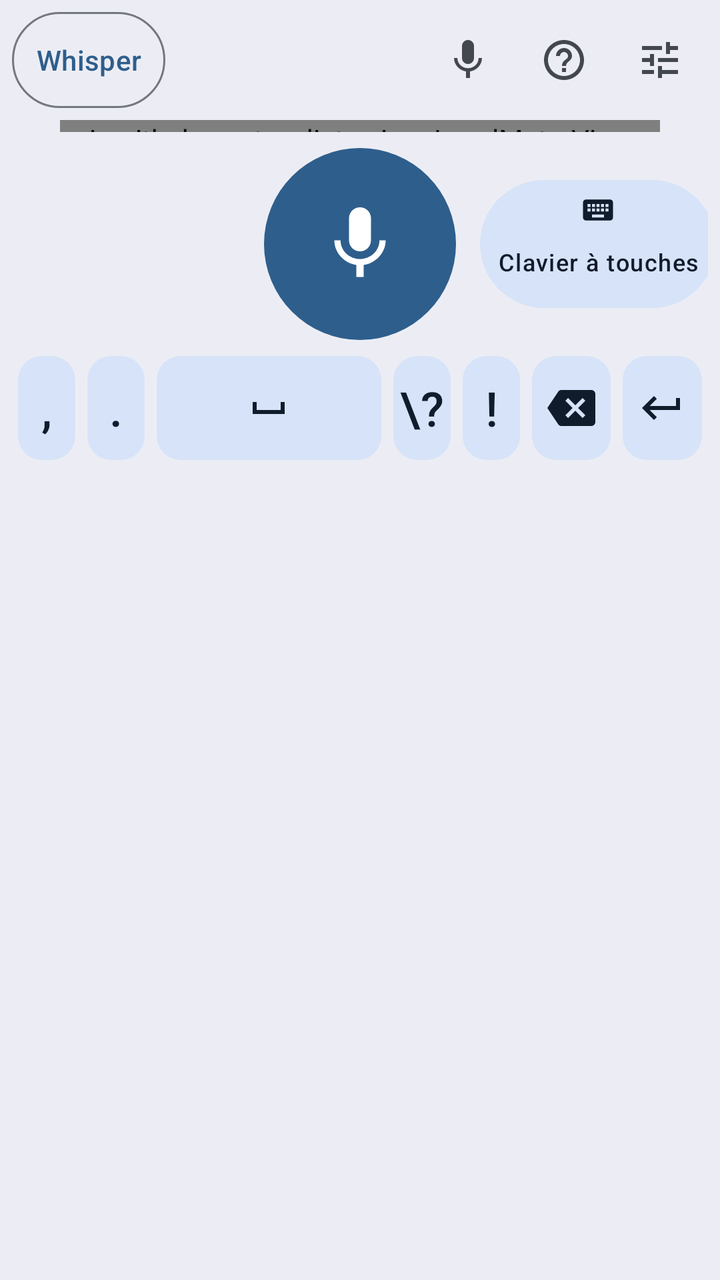
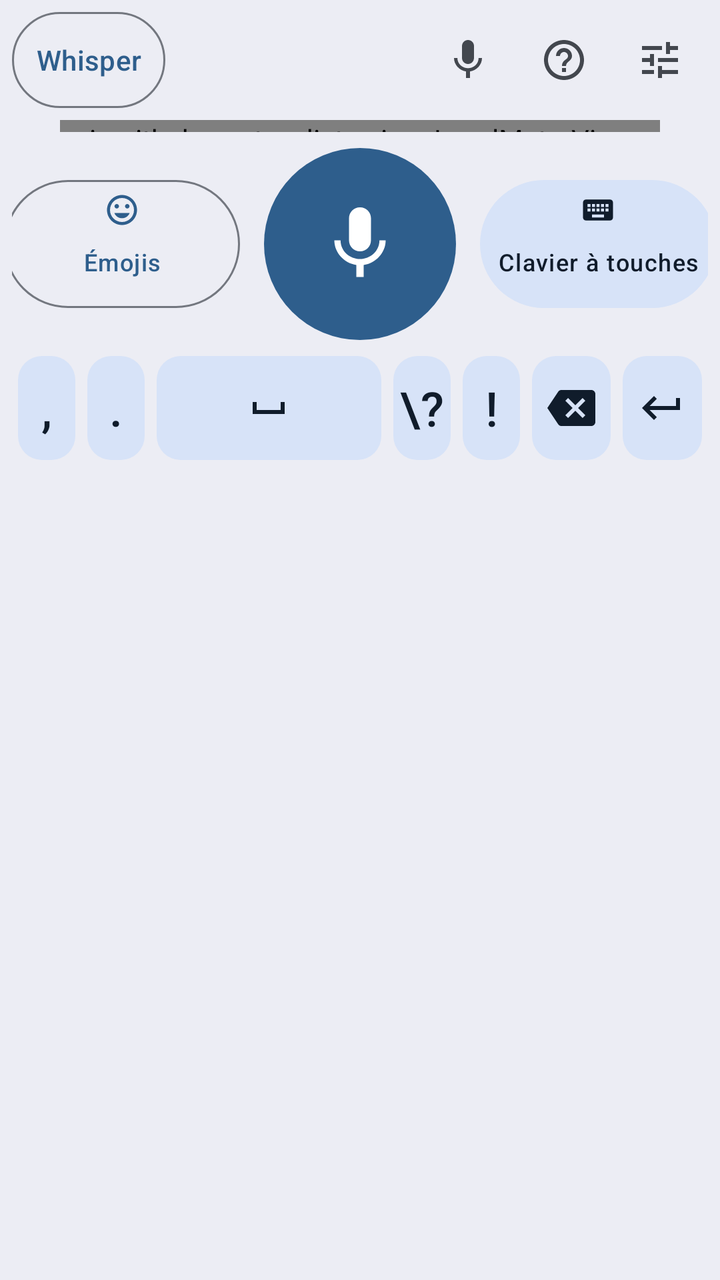

Before-and-after screenshots of an Android layout around one commit, followed by the original layout XML and the change that was made.
<!-- AndroidManifest.xml: application theme Theme.Dictee -->
<!-- res/layout/keyboard_view.xml -->
<?xml version="1.0" encoding="utf-8"?>
<LinearLayout xmlns:android="http://schemas.android.com/apk/res/android"
    xmlns:app="http://schemas.android.com/apk/res-auto"
    android:id="@+id/keyboard_root"
    android:layout_width="match_parent"
    android:layout_height="wrap_content"
    android:background="?attr/colorSurfaceContainer"
    android:orientation="vertical"
    android:paddingStart="6dp"
    android:paddingTop="6dp"
    android:paddingEnd="6dp"
    android:paddingBottom="8dp">

    <LinearLayout
        android:id="@+id/header"
        android:layout_width="match_parent"
        android:layout_height="wrap_content"
        android:gravity="center_vertical"
        android:orientation="horizontal">

        <com.google.android.material.button.MaterialButton
            android:id="@+id/model"
            style="@style/Widget.Material3.Button.OutlinedButton"
            android:layout_width="wrap_content"
            android:layout_height="48dp"
            android:insetTop="0dp"
            android:insetBottom="0dp"
            android:minWidth="0dp"
            android:paddingStart="12dp"
            android:paddingEnd="12dp"
            android:contentDescription="@string/cd_model"
            android:text="Whisper" />

        <TextView
            android:id="@+id/status"
            android:layout_width="0dp"
            android:layout_height="wrap_content"
            android:layout_marginStart="8dp"
            android:layout_marginEnd="8dp"
            android:layout_weight="1"
            android:accessibilityLiveRegion="polite"
            android:ellipsize="end"
            android:gravity="center"
            android:maxLines="2"
            android:drawablePadding="6dp"
            android:textAppearance="@style/TextAppearance.Dictee.Value"
            android:textColor="?attr/colorOnSurfaceVariant" />

        <com.google.android.material.button.MaterialButton
            android:id="@+id/cancel_wait"
            style="@style/Widget.Material3.Button.TonalButton"
            android:layout_width="wrap_content"
            android:layout_height="48dp"
            android:layout_marginEnd="4dp"
            android:insetTop="0dp"
            android:insetBottom="0dp"
            android:minWidth="0dp"
            android:paddingStart="12dp"
            android:paddingEnd="12dp"
            android:text="@string/cancel"
            android:contentDescription="@string/cd_cancel_wait"
            android:visibility="gone" />

        <ImageButton
            android:id="@+id/toggle_view"
            android:layout_width="48dp"
            android:layout_height="48dp"
            android:background="?attr/selectableItemBackgroundBorderless"
            android:contentDescription="@string/cd_to_dictation"
            android:src="@drawable/ic_mic" />

        <ImageButton
            android:id="@+id/help"
            android:layout_width="48dp"
            android:layout_height="48dp"
            android:background="?attr/selectableItemBackgroundBorderless"
            android:contentDescription="@string/cd_help"
            android:src="@drawable/ic_help" />

        <ImageButton
            android:id="@+id/settings"
            android:layout_width="48dp"
            android:layout_height="48dp"
            android:background="?attr/selectableItemBackgroundBorderless"
            android:contentDescription="@string/cd_settings"
            android:src="@drawable/ic_tune" />
    </LinearLayout>

    <LinearLayout
        android:id="@+id/dictation_group"
        android:layout_width="match_parent"
        android:layout_height="wrap_content"
        android:orientation="vertical">

        <io.github.remtav.dictee.ime.LevelMeterView
            android:id="@+id/level"
            android:layout_width="match_parent"
            android:layout_height="6dp"
            android:layout_marginStart="24dp"
            android:layout_marginTop="6dp"
            android:layout_marginEnd="24dp" />

        
        <LinearLayout
            android:layout_width="match_parent"
            android:layout_height="wrap_content"
            android:layout_marginTop="8dp"
            android:layout_marginBottom="8dp"
            android:gravity="center_vertical"
            android:orientation="horizontal">

            <View
                android:layout_width="0dp"
                android:layout_height="1dp"
                android:layout_weight="1" />

            <com.google.android.material.button.MaterialButton
                android:id="@+id/mic"
                style="@style/Widget.Dictee.Button.Mic"
                android:layout_width="96dp"
                android:layout_height="96dp"
                android:contentDescription="@string/cd_start"
                app:icon="@drawable/ic_mic" />

            <FrameLayout
                android:layout_width="0dp"
                android:layout_height="wrap_content"
                android:layout_weight="1">

                <com.google.android.material.button.MaterialButton
                    android:id="@+id/open_keys"
                    style="@style/Widget.Material3.Button.TonalButton"
                    android:layout_width="match_parent"
                    android:layout_height="64dp"
                    android:layout_gravity="center"
                    android:layout_marginStart="8dp"
                    android:insetTop="0dp"
                    android:insetBottom="0dp"
                    android:minWidth="0dp"
                    android:paddingStart="4dp"
                    android:paddingEnd="4dp"
                    android:contentDescription="@string/cd_to_keyboard"
                    android:maxLines="2"
                    android:text="@string/keys_open"
                    android:textAppearance="@style/TextAppearance.Dictee.Label"
                    app:icon="@drawable/ic_keyboard"
                    app:iconGravity="top"
                    app:iconPadding="0dp" />
            </FrameLayout>
        </LinearLayout>

        <LinearLayout
            android:layout_width="match_parent"
            android:layout_height="wrap_content"
            android:orientation="horizontal">

            <com.google.android.material.button.MaterialButton
                android:id="@+id/key_comma"
                style="@style/KeyButton"
                android:text="," />

            <com.google.android.material.button.MaterialButton
                android:id="@+id/key_period"
                style="@style/KeyButton"
                android:text="." />

            <com.google.android.material.button.MaterialButton
                android:id="@+id/key_space"
                style="@style/KeyButton"
                android:layout_weight="3.4"
                android:contentDescription="@string/cd_space"
                app:icon="@drawable/ic_space" />

            <com.google.android.material.button.MaterialButton
                android:id="@+id/key_question"
                style="@style/KeyButton"
                android:text="\?" />

            <com.google.android.material.button.MaterialButton
                android:id="@+id/key_exclaim"
                style="@style/KeyButton"
                android:text="!" />

            <com.google.android.material.button.MaterialButton
                android:id="@+id/key_backspace"
                style="@style/KeyButton"
                android:layout_weight="1.3"
                android:contentDescription="@string/cd_backspace"
                app:icon="@drawable/ic_backspace" />

            <com.google.android.material.button.MaterialButton
                android:id="@+id/key_enter"
                style="@style/KeyButton"
                android:layout_weight="1.3"
                android:contentDescription="@string/cd_enter"
                app:icon="@drawable/ic_enter" />
        </LinearLayout>
    </LinearLayout>

    <LinearLayout
        android:id="@+id/text_group"
        android:layout_width="match_parent"
        android:layout_height="wrap_content"
        android:orientation="vertical"
        android:visibility="gone">

        
        <io.github.remtav.dictee.ime.SuggestionStripView
            android:id="@+id/suggestions"
            android:layout_width="match_parent"
            android:layout_height="48dp" />

        <io.github.remtav.dictee.ime.LetterKeyboardView
            android:id="@+id/letters"
            android:layout_width="match_parent"
            android:layout_height="wrap_content"
            android:layout_marginTop="4dp" />

        <LinearLayout
            android:layout_width="match_parent"
            android:layout_height="wrap_content"
            android:orientation="horizontal">

            <com.google.android.material.button.MaterialButton
                android:id="@+id/kb_symbols"
                style="@style/KeyButton"
                android:contentDescription="@string/cd_symbols"
                android:maxLines="1"
                android:text="123"
                android:textSize="18sp" />

            <com.google.android.material.button.MaterialButton
                android:id="@+id/kb_comma"
                style="@style/KeyButton"
                android:contentDescription="@string/cd_comma"
                android:text="," />

            <com.google.android.material.button.MaterialButton
                android:id="@+id/mic_small"
                style="@style/KeyButton"
                android:layout_weight="1.4"
                android:contentDescription="@string/cd_start"
                app:icon="@drawable/ic_mic" />

            <com.google.android.material.button.MaterialButton
                android:id="@+id/kb_space"
                style="@style/KeyButton"
                android:layout_weight="3"
                android:contentDescription="@string/cd_space"
                app:icon="@drawable/ic_space" />

            <com.google.android.material.button.MaterialButton
                android:id="@+id/kb_period"
                style="@style/KeyButton"
                android:contentDescription="@string/cd_period"
                android:text="." />

            <com.google.android.material.button.MaterialButton
                android:id="@+id/kb_enter"
                style="@style/KeyButton"
                android:layout_weight="1.3"
                android:contentDescription="@string/cd_enter"
                app:icon="@drawable/ic_enter" />
        </LinearLayout>
    </LinearLayout>

    
    <io.github.remtav.dictee.ime.NumberPadView
        android:id="@+id/pad"
        android:layout_width="match_parent"
        android:layout_height="wrap_content"
        android:visibility="gone" />
</LinearLayout>
<!-- resources referenced by this layout -->
<resources>
  <string name="cancel">Annuler</string>
  <string name="cd_backspace">Effacer</string>
  <string name="cd_cancel_wait">Annuler l\'attente du serveur et transcrire sur le téléphone</string>
  <string name="cd_comma">Virgule</string>
  <string name="cd_enter">Entrée</string>
  <string name="cd_help">Comment dicter</string>
  <string name="cd_model">Changer de modèle</string>
  <string name="cd_period">Point</string>
  <string name="cd_settings">Réglages</string>
  <string name="cd_space">Espace</string>
  <string name="cd_start">Commencer la dictée</string>
  <string name="cd_symbols">Chiffres et symboles</string>
  <string name="cd_to_dictation">Revenir à la dictée</string>
  <string name="cd_to_keyboard">Clavier à touches</string>
  <string name="keys_open">Clavier à touches</string>
  <style name="TextAppearance.Dictee.Label" parent="TextAppearance.Material3.LabelMedium" />
  <style name="TextAppearance.Dictee.Value" parent="TextAppearance.Material3.BodyMedium" />
  <style name="TextAppearance.Dictee.Key" parent="TextAppearance.Material3.LabelLarge">
          <item name="android:textSize">24sp</item>
      </style>
  <color name="md_primary">#2E5E8C</color>
  <color name="md_on_primary">#FFFFFF</color>
  <color name="md_inverse_primary">#9FCAFF</color>
  <color name="md_primary_container">#D1E4FF</color>
  <color name="md_on_primary_container">#001D36</color>
  <color name="md_secondary">#535F70</color>
  <color name="md_on_secondary">#FFFFFF</color>
  <color name="md_secondary_container">#D7E3F8</color>
  <color name="md_on_secondary_container">#101C2B</color>
  <color name="md_tertiary">#6B5778</color>
  <color name="md_on_tertiary">#FFFFFF</color>
  <color name="md_tertiary_container">#F2DAFF</color>
  <color name="md_on_tertiary_container">#251431</color>
  <color name="md_error">#BA1A1A</color>
  <color name="md_on_error">#FFFFFF</color>
  <color name="md_error_container">#FFDAD6</color>
  <color name="md_on_error_container">#410002</color>
  <color name="md_background">#F8F9FF</color>
  <color name="md_on_background">#191C20</color>
  <color name="md_surface">#F8F9FF</color>
  <color name="md_on_surface">#191C20</color>
  <color name="md_surface_variant">#DFE2EB</color>
  <color name="md_on_surface_variant">#43474E</color>
  <color name="md_inverse_surface">#2E3135</color>
  <color name="md_inverse_on_surface">#EFF0F7</color>
  <color name="md_surface_dim">#D8DAE0</color>
  <color name="md_surface_bright">#F8F9FF</color>
  <color name="md_surface_container_lowest">#FFFFFF</color>
  <color name="md_surface_container_low">#F2F3FA</color>
  <color name="md_surface_container">#ECEDF4</color>
  <color name="md_surface_container_high">#E6E8EE</color>
  <color name="md_surface_container_highest">#E1E2E8</color>
  <color name="md_outline">#73777F</color>
  <color name="md_outline_variant">#C3C7CF</color>
  <!-- unchanged entries left out for length: 10 -->
</resources>

<!-- the commit's change to res/layout/keyboard_view.xml (unified diff, before → after) -->
@@ -61,6 +61,16 @@
             android:contentDescription="@string/cd_cancel_wait"
             android:visibility="gone" />
 
+        
+        <ImageButton
+            android:id="@+id/open_emoji_header"
+            android:layout_width="48dp"
+            android:layout_height="48dp"
+            android:background="?attr/selectableItemBackgroundBorderless"
+            android:contentDescription="@string/cd_emoji_open"
+            android:src="@drawable/ic_emoji"
+            android:visibility="gone" />
+
         <ImageButton
             android:id="@+id/toggle_view"
             android:layout_width="48dp"
@@ -109,10 +119,32 @@
             android:gravity="center_vertical"
             android:orientation="horizontal">
 
-            <View
+            
+            <FrameLayout
                 android:layout_width="0dp"
-                android:layout_height="1dp"
-                android:layout_weight="1" />
+                android:layout_height="wrap_content"
+                android:layout_weight="1">
+
+                <com.google.android.material.button.MaterialButton
+                    android:id="@+id/open_emoji"
+                    style="@style/Widget.Material3.Button.OutlinedButton"
+                    android:layout_width="match_parent"
+                    android:layout_height="64dp"
+                    android:layout_gravity="center"
+                    android:layout_marginEnd="8dp"
+                    android:insetTop="0dp"
+                    android:insetBottom="0dp"
+                    android:minWidth="0dp"
+                    android:paddingStart="4dp"
+                    android:paddingEnd="4dp"
+                    android:contentDescription="@string/cd_emoji_open"
+                    android:maxLines="2"
+                    android:text="@string/emoji_open"
+                    android:textAppearance="@style/TextAppearance.Dictee.Label"
+                    app:icon="@drawable/ic_emoji"
+                    app:iconGravity="top"
+                    app:iconPadding="0dp" />
+            </FrameLayout>
 
             <com.google.android.material.button.MaterialButton
                 android:id="@+id/mic"
@@ -265,6 +297,49 @@
     </LinearLayout>
 
     
+    <LinearLayout
+        android:id="@+id/emoji_group"
+        android:layout_width="match_parent"
+        android:layout_height="wrap_content"
+        android:contentDescription="@string/cd_emoji_panel"
+        android:orientation="vertical"
+        android:visibility="gone">
+
+        <io.github.remtav.dictee.ime.emoji.EmojiPickerView
+            android:id="@+id/emoji_picker"
+            android:layout_width="match_parent"
+            android:layout_height="wrap_content" />
+
+        <LinearLayout
+            android:layout_width="match_parent"
+            android:layout_height="wrap_content"
+            android:layout_marginTop="4dp"
+            android:orientation="horizontal">
+
+            <com.google.android.material.button.MaterialButton
+                android:id="@+id/emoji_back"
+                style="@style/KeyButton"
+                android:layout_weight="1.3"
+                android:contentDescription="@string/cd_emoji_to_dictation"
+                app:icon="@drawable/ic_mic" />
+
+            <com.google.android.material.button.MaterialButton
+                android:id="@+id/emoji_space"
+                style="@style/KeyButton"
+                android:layout_weight="3.4"
+                android:contentDescription="@string/cd_space"
+                app:icon="@drawable/ic_space" />
+
+            <com.google.android.material.button.MaterialButton
+                android:id="@+id/emoji_backspace"
+                style="@style/KeyButton"
+                android:layout_weight="1.3"
+                android:contentDescription="@string/cd_backspace"
+                app:icon="@drawable/ic_backspace" />
+        </LinearLayout>
+    </LinearLayout>
+
+    
     <io.github.remtav.dictee.ime.NumberPadView
         android:id="@+id/pad"
         android:layout_width="match_parent"
<!-- resource entries referenced after the edit -->
@@ -1,9 +1,18 @@
 <!-- resources referenced by this layout -->
 <resources>
+  <!-- drawable ic_emoji (drawable) -->
+  <vector xmlns:android="http://schemas.android.com/apk/res/android"
+      android:width="24dp" android:height="24dp" android:viewportWidth="24" android:viewportHeight="24"
+      android:tint="?attr/colorControlNormal">
+      <path android:fillColor="@android:color/white" android:pathData="M11.99,2C6.47,2 2,6.48 2,12s4.47,10 9.99,10C17.52,22 22,17.52 22,12S17.52,2 11.99,2zM12,20c-4.42,0 -8,-3.58 -8,-8s3.58,-8 8,-8 8,3.58 8,8 -3.58,8 -8,8zM15.5,11c0.83,0 1.5,-0.67 1.5,-1.5S16.33,8 15.5,8 14,8.67 14,9.5s0.67,1.5 1.5,1.5zM8.5,11c0.83,0 1.5,-0.67 1.5,-1.5S9.33,8 8.5,8 7,8.67 7,9.5 7.67,11 8.5,11zM12,17.5c2.33,0 4.31,-1.46 5.11,-3.5H6.89c0.8,2.04 2.78,3.5 5.11,3.5z"/>
+  </vector>
   <string name="cancel">Annuler</string>
   <string name="cd_backspace">Effacer</string>
   <string name="cd_cancel_wait">Annuler l\'attente du serveur et transcrire sur le téléphone</string>
   <string name="cd_comma">Virgule</string>
+  <string name="cd_emoji_open">Ouvrir les émojis</string>
+  <string name="cd_emoji_panel">Panneau d’émojis</string>
+  <string name="cd_emoji_to_dictation">Revenir à la dictée</string>
   <string name="cd_enter">Entrée</string>
   <string name="cd_help">Comment dicter</string>
   <string name="cd_model">Changer de modèle</string>
@@ -14,6 +23,7 @@
   <string name="cd_symbols">Chiffres et symboles</string>
   <string name="cd_to_dictation">Revenir à la dictée</string>
   <string name="cd_to_keyboard">Clavier à touches</string>
+  <string name="emoji_open">Émojis</string>
   <string name="keys_open">Clavier à touches</string>
   <style name="TextAppearance.Dictee.Label" parent="TextAppearance.Material3.LabelMedium" />
   <style name="TextAppearance.Dictee.Value" parent="TextAppearance.Material3.BodyMedium" />
